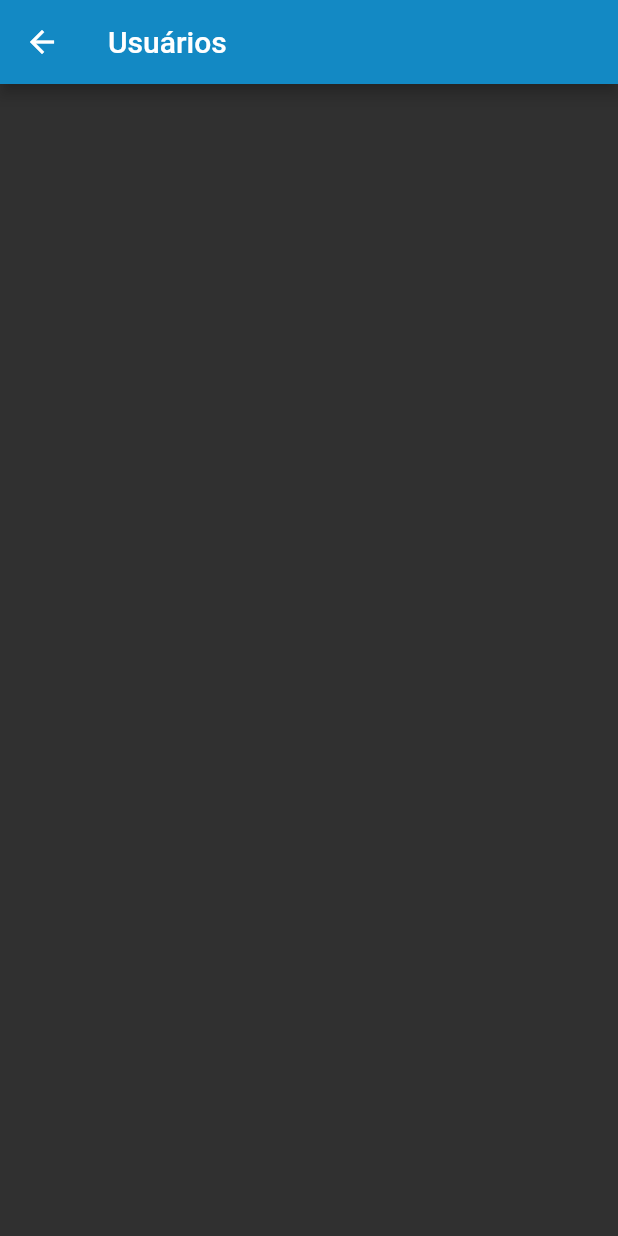
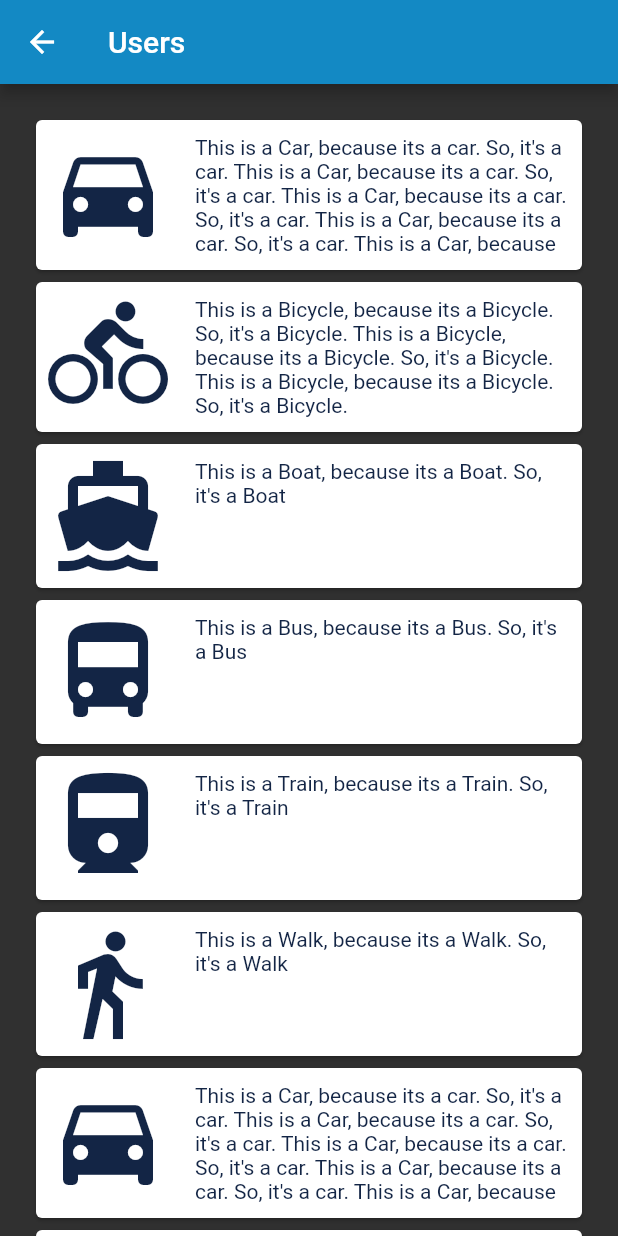
Before and after one commit to LuiseKC/zeta_house, a Flutter app: the Users screen opened directly, on a phone screen of 412 x 824 dp. Run offline on Flutter 3.47's test engine with Material 2 defaults, Android fonts, the phone set to English and light mode, and no system bars; our stand-ins replace cloud_firestore; accounts and stored records are empty; network calls fail.

```diff
--- a/lib/pages/new_user.dart
+++ b/lib/pages/new_user.dart
@@ -121,9 +121,9 @@ class _NewUserState extends State<NewUser> {
 
     DocumentReference ref = await databaseReference.collection("Usuario")
         .add({
-      'Nome': nome,
-      'Email': email,
-      'Admin': isAdmin,
+      'nome': nome,
+      'email': email,
+      'admin': isAdmin,
     });
     print(ref.documentID);
   }
--- a/lib/pages/users.dart
+++ b/lib/pages/users.dart
@@ -1,124 +1,176 @@
-import 'package:cloud_firestore/cloud_firestore.dart';
 import 'package:flutter/material.dart';
 
 class Users extends StatelessWidget {
-  final title = 'Usuários';
+  @override
+  Widget build(BuildContext context) {
+    final title = 'Users';
 
-  Widget build(BuildContext context) {
     return Scaffold(
       appBar: AppBar(
         title: Text(title),
       ),
-      body: Container(
-        child: StreamBuilder(
-          stream: Firestore.instance
-              .collection("Usuarios")
-              .orderBy("Nome")
-              .snapshots(),
-          builder: (BuildContext context, AsyncSnapshot snapshot) {
-            if (snapshot.hasData) {
-              return usersList(snapshot);
-            } else {
-              return Text("Nenhuma usuário encontrado");
-            }
+      body: ListView(
+        shrinkWrap: true,
+        padding: const EdgeInsets.all(20.0),
+        children: List.generate(
+          choices.length,
+          (index) {
+            return Center(
+              child: ChoiceCard(choice: choices[index], item: choices[index]),
+            );
           },
         ),
       ),
     );
   }
+}
 
-  usersList(snapshot) {
-    return ListView.builder(
-      scrollDirection: Axis.vertical,
-      shrinkWrap: true,
-      itemCount: snapshot.data.documents.length,
-      padding: const EdgeInsets.all(5.0),
-      itemBuilder: (context, index) {
-        DocumentSnapshot ds = snapshot.data.documents[index];
-        return Container(
-          padding: EdgeInsets.fromLTRB(10, 10, 10, 0),
-          //height: 100,
-          width: double.maxFinite,
-          child: Card(
-            elevation: 5,
-            child: Container(
-              decoration: BoxDecoration(
-                border: Border(
-//                  top: BorderSide(
-//                      width: 1.5,
-//                      color: ds["Admin"] ? Colors.green : Colors.transparent),
-//                  bottom: BorderSide(
-//                      width: 1.5,
-//                      color: ds["Admin"] ? Colors.green : Colors.transparent),
-//                  left: BorderSide(
-//                      width: 1.5,
-//                      color: ds["Admin"] ? Colors.green : Colors.transparent),
-//                  right: BorderSide(
-//                      width: 1.5,
-//                      color: ds["Admin"] ? Colors.green : Colors.transparent),
+class Choice {
+  const Choice({this.title, this.icon});
+
+  final String title;
+  final IconData icon;
+}
+
+//region choices
+const List<Choice> choices = const <Choice>[
+  const Choice(
+      title:
+          'This is a Car, because its a car. So, it\'s a car. This is a Car, because its a car. So, it\'s a car. This is a Car, because its a car. So, it\'s a car. This is a Car, because its a car. So, it\'s a car. This is a Car, because its a car. So, it\'s a car. This is a Car, because its a car. So, it\'s a car. This is a Car, because its a car. So, it\'s a car. This is a Car, because its a car. So, it\'s a car. This is a Car, because its a car. So, it\'s a car. This is a Car, because its a car. So, it\'s a car.',
+      icon: Icons.directions_car),
+  const Choice(
+      title:
+          'This is a Bicycle, because its a Bicycle. So, it\'s a Bicycle. This is a Bicycle, because its a Bicycle. So, it\'s a Bicycle. This is a Bicycle, because its a Bicycle. So, it\'s a Bicycle.',
+      icon: Icons.directions_bike),
+  const Choice(
+      title: 'This is a Boat, because its a Boat. So, it\'s a Boat',
+      icon: Icons.directions_boat),
+  const Choice(
+      title: 'This is a Bus, because its a Bus. So, it\'s a Bus',
+      icon: Icons.directions_bus),
+  const Choice(
+      title: 'This is a Train, because its a Train. So, it\'s a Train',
+      icon: Icons.directions_railway),
+  const Choice(
+      title: 'This is a Walk, because its a Walk. So, it\'s a Walk',
+      icon: Icons.directions_walk),
+  const Choice(
+      title:
+          'This is a Car, because its a car. So, it\'s a car. This is a Car, because its a car. So, it\'s a car. This is a Car, because its a car. So, it\'s a car. This is a Car, because its a car. So, it\'s a car. This is a Car, because its a car. So, it\'s a car. This is a Car, because its a car. So, it\'s a car. This is a Car, because its a car. So, it\'s a car. This is a Car, because its a car. So, it\'s a car. This is a Car, because its a car. So, it\'s a car. This is a Car, because its a car. So, it\'s a car.',
+      icon: Icons.directions_car),
+  const Choice(
+      title: 'This is a Car, because its a car. So, it\'s a car',
+      icon: Icons.directions_car),
+  const Choice(
+      title: 'This is a Bicycle, because its a Bicycle. So, it\'s a Bicycle',
+      icon: Icons.directions_bike),
+  const Choice(
+      title: 'This is a Boat, because its a Boat. So, it\'s a Boat',
+      icon: Icons.directions_boat),
+  const Choice(
+      title: 'This is a Bus, because its a Bus. So, it\'s a Bus',
+      icon: Icons.directions_bus),
+  const Choice(
+      title: 'This is a Train, because its a Train. So, it\'s a Train',
+      icon: Icons.directions_railway),
+  const Choice(
+      title: 'This is a Walk, because its a Walk. So, it\'s a Walk',
+      icon: Icons.directions_walk),
+  const Choice(
+      title:
+          'This is a Car, because its a car. So, it\'s a car. This is a Car, because its a car. So, it\'s a car. This is a Car, because its a car. So, it\'s a car. This is a Car, because its a car. So, it\'s a car. This is a Car, because its a car. So, it\'s a car. This is a Car, because its a car. So, it\'s a car. This is a Car, because its a car. So, it\'s a car. This is a Car, because its a car. So, it\'s a car. This is a Car, because its a car. So, it\'s a car. This is a Car, because its a car. So, it\'s a car.',
+      icon: Icons.directions_car),
+  const Choice(
+      title: 'This is a Car, because its a car. So, it\'s a car',
+      icon: Icons.directions_car),
+  const Choice(
+      title: 'This is a Bicycle, because its a Bicycle. So, it\'s a Bicycle',
+      icon: Icons.directions_bike),
+  const Choice(
+      title: 'This is a Boat, because its a Boat. So, it\'s a Boat',
+      icon: Icons.directions_boat),
+  const Choice(
+      title: 'This is a Bus, because its a Bus. So, it\'s a Bus',
+      icon: Icons.directions_bus),
+  const Choice(
+      title:
+          'This is a Car, because its a car. So, it\'s a car. This is a Car, because its a car. So, it\'s a car. This is a Car, because its a car. So, it\'s a car. This is a Car, because its a car. So, it\'s a car. This is a Car, because its a car. So, it\'s a car. This is a Car, because its a car. So, it\'s a car. This is a Car, because its a car. So, it\'s a car. This is a Car, because its a car. So, it\'s a car. This is a Car, because its a car. So, it\'s a car. This is a Car, because its a car. So, it\'s a car.',
+      icon: Icons.directions_car),
+  const Choice(
+      title: 'This is a Train, because its a Train. So, it\'s a Train',
+      icon: Icons.directions_railway),
+  const Choice(
+      title: 'This is a Walk, because its a Walk. So, it\'s a Walk',
+      icon: Icons.directions_walk),
+  const Choice(
+      title: 'This is a Car, because its a car. So, it\'s a car',
+      icon: Icons.directions_car),
+  const Choice(
+      title: 'This is a Bicycle, because its a Bicycle. So, it\'s a Bicycle',
+      icon: Icons.directions_bike),
+  const Choice(
+      title: 'This is a Boat, because its a Boat. So, it\'s a Boat',
+      icon: Icons.directions_boat),
+  const Choice(
+      title: 'This is a Bus, because its a Bus. So, it\'s a Bus',
+      icon: Icons.directions_bus),
+  const Choice(
+      title: 'This is a Train, because its a Train. So, it\'s a Train',
+      icon: Icons.directions_railway),
+  const Choice(
+      title: 'This is a Walk, because its a Walk. So, it\'s a Walk',
+      icon: Icons.directions_walk),
+];
+//endregion
+
+class ChoiceCard extends StatelessWidget {
+  const ChoiceCard(
+      {Key key,
+      this.choice,
+      this.onTap,
+      @required this.item,
+      this.selected: false})
+      : super(key: key);
+
+  final Choice choice;
+  final VoidCallback onTap;
+  final Choice item;
+  final bool selected;
+
+  @override
+  Widget build(BuildContext context) {
+    TextStyle textStyle = Theme.of(context).textTheme.display1;
+    if (selected)
+      textStyle = textStyle.copyWith(color: Colors.lightGreenAccent[400]);
+    return Card(
+      color: Colors.white,
+      child: Row(
+        children: <Widget>[
+          Container(
+              padding: const EdgeInsets.all(8.0),
+              alignment: Alignment.topLeft,
+              child: Icon(
+                choice.icon,
+                size: 80.0,
+                color: Color.fromRGBO(19, 37, 69, 1),
+              )),
+          Expanded(
+            child: new Container(
+              padding: const EdgeInsets.all(10.0),
+              alignment: Alignment.topLeft,
+              child: Text(
+                choice.title,
+                style: TextStyle(
+                  color: Color.fromRGBO(19, 37, 69, 1),
                 ),
-                color: Color.fromRGBO(26, 58, 128, 0.5),
-              ),
-              child: Padding(
-                padding: EdgeInsets.all(7),
-                child: Stack(
-                  children: <Widget>[
-                    Align(
-                      alignment: Alignment.centerRight,
-                      child: Stack(
-                        children: <Widget>[
-                          Padding(
-                            padding: const EdgeInsets.only(left: 10, top: 5),
-                            child: Column(
-                              children: <Widget>[
-                                Row(
-                                  mainAxisAlignment:
-                                      MainAxisAlignment.spaceEvenly,
-                                  crossAxisAlignment: CrossAxisAlignment.center,
-                                  textDirection: TextDirection.ltr,
-                                  children: <Widget>[
-                                    Padding(
-                                      padding: const EdgeInsets.only(
-                                          top: 25.0, bottom: 25.0),
-                                    ),
-                                    Expanded(
-                                      child: Text(
-                                        ds["Nome"],
-                                        style: TextStyle(
-                                          color: Colors.white,
-                                        ),
-                                      ),
-                                      //    flex: 2
-                                    ),
-                                    Expanded(
-                                      child: Text(
-                                        ds["Email"],
-                                        style: TextStyle(
-                                          color: Colors.white,
-                                        ),
-                                      ),
-                                      //    flex: 3
-                                    ),
-//                                            Expanded(
-//                                                child: Text(
-//                                                  ds["Admin"].toString(),
-//                                                ),
-//                                                flex: 1),
-                                  ],
-                                ),
-                              ],
-                            ),
-                          ),
-                        ],
-                      ),
-                    )
-                  ],
-                ),
+                textAlign: TextAlign.left,
+                maxLines: 5,
               ),
             ),
           ),
-        );
-      },
+        ],
+        crossAxisAlignment: CrossAxisAlignment.start,
+      ),
     );
   }
 }
--- a/pubspec.yaml
+++ b/pubspec.yaml
@@ -33,6 +33,10 @@ dev_dependencies:
     sdk: flutter
   firebase_core: ^0.4.0
   cloud_firestore: ^0.11.0+2
+  http: ^0.12.1
+  web_socket_channel: ^1.1.0
+  socket_io_client: ^0.9.4
+  flutter_simple_dependency_injection: ^1.0.1
 
 
 # For information on the generic Dart part of this file, see the
@@ -43,7 +47,7 @@ flutter:
   assets:
     - images/logo_zeta.jpg
     - images/logo_zeta2.png
-    - images/user_img.png
+    #- images/user_img.png
 
   # The following line ensures that the Material Icons font is
   # included with your application, so that you can use the icons in
```
Also changed, not shown: lib/ZetaApi/ZetaApiClient.dart (added, +43 -0 lines), lib/entidade/ServiceResult.dart (added, +20 -0 lines), lib/entidade/usuario.dart (+29 -14 lines), lib/main.dart (+9 -2 lines), lib/pages/login.dart (+16 -1 lines), lib/pages/rooms.dart (deleted, +0 -110 lines), pubspec.lock, 3 other files.
